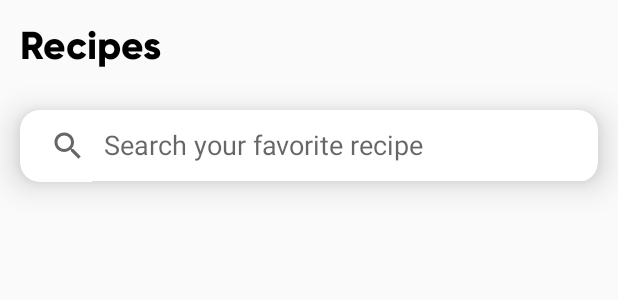
After one commit to aman88se/Veggie-Recipe-App, an Android app: the layout home_screen.xml on its own in the app's theme, with its tools: preview values and no code run, on a phone screen of 412 x 824 dp. The commit adds this screen. Shown: the top 300 px of the screen. Run offline under Robolectric (Android 15) with nearby library versions, the phone set to English and light mode, and no system bars.

Commit message:
Recipe App

```diff
--- a/app/src/main/java/com/semsols/veggie/entities/RecipeModel.kt
+++ b/app/src/main/java/com/semsols/veggie/entities/RecipeModel.kt
@@ -3,6 +3,7 @@ package com.semsols.veggie.entities
 import androidx.room.Entity
 import androidx.room.PrimaryKey
 import org.jetbrains.annotations.PropertyKey
+import java.io.Serializable
 
 @Entity(
     tableName = "Recipe"
@@ -11,4 +12,4 @@ data class RecipeModel(
 
     @PrimaryKey(autoGenerate = true)
     var id:Int
-)
+): Serializable
--- /dev/null
+++ b/app/src/main/res/drawable/searchbar_bg.xml
@@ -0,0 +1,7 @@
+<?xml version="1.0" encoding="utf-8"?>
+<shape xmlns:android="http://schemas.android.com/apk/res/android">
+
+    <solid android:color="@color/white"/>
+    <corners android:radius="50dp"/>
+
+</shape>
--- /dev/null
+++ b/app/src/main/res/layout/home_screen.xml
@@ -0,0 +1,43 @@
+<?xml version="1.0" encoding="utf-8"?>
+<LinearLayout xmlns:android="http://schemas.android.com/apk/res/android"
+    android:layout_width="match_parent"
+    xmlns:app="http://schemas.android.com/apk/res-auto"
+    android:orientation="vertical"
+    android:layout_height="match_parent">
+
+    <TextView
+        android:layout_width="match_parent"
+        android:layout_height="wrap_content"
+        android:text="Recipes"
+        android:textSize="@dimen/_20sdp"
+        android:textColor="@color/black"
+        android:fontFamily="@font/gilroy_bold"
+        android:padding="@dimen/_10sdp"/>
+
+    <androidx.cardview.widget.CardView
+        android:layout_width="match_parent"
+        android:layout_height="wrap_content"
+        android:layout_marginTop="@dimen/_10sdp"
+        android:layout_marginStart="@dimen/_10sdp"
+        android:layout_marginEnd="@dimen/_10sdp"
+        app:cardCornerRadius="@dimen/_10sdp"
+        app:cardElevation="@dimen/_10sdp">
+
+        <SearchView
+            android:id="@+id/searchView"
+            android:layout_width="match_parent"
+            android:queryHint="Search your favorite recipe"
+            android:iconifiedByDefault="false"
+            android:layout_height="wrap_content"
+            android:background="@drawable/searchbar_bg"/>
+
+    </androidx.cardview.widget.CardView>
+
+
+
+
+
+
+
+
+</LinearLayout>
```
Also changed, not shown: app/src/main/java/com/semsols/veggie/DAO/RecipeDao.kt (+10 -0 lines), app/src/main/java/com/semsols/veggie/database/RecipeDb.kt (added, +36 -0 lines), app/src/main/res/layout/main_category.xml (added, +32 -0 lines), app/src/main/res/values/themes.xml (+8 -0 lines), app/src/main/res/drawable/cat_img.png (added), app/src/main/res/font/gilroy_bold.otf (added), app/src/main/res/font/gilroy_light.otf (added).
